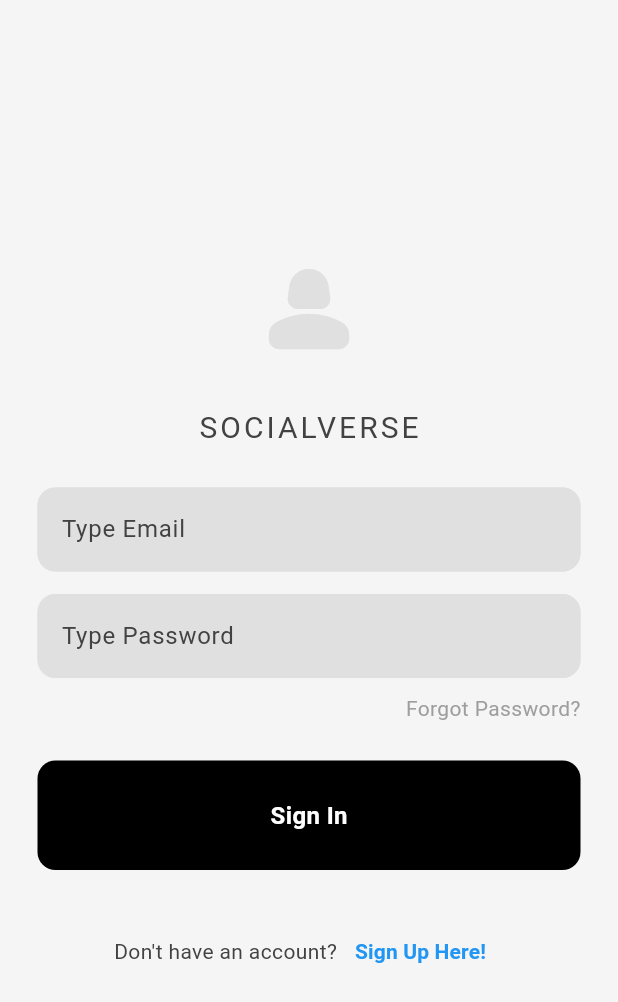
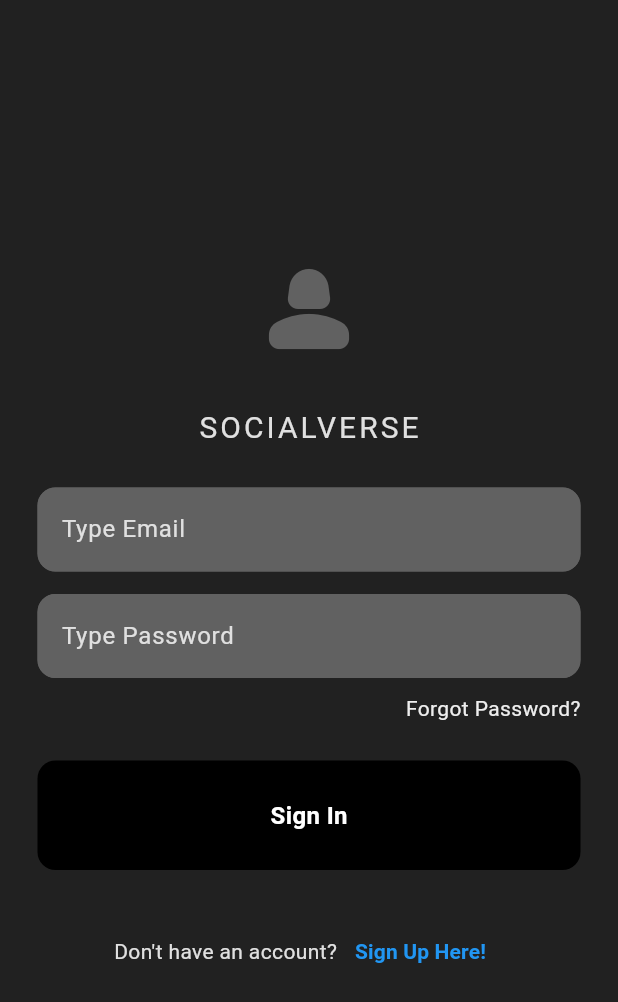
Before and after one commit to damooola/socialverse, a Flutter app: the screen it shows after launch, on a phone screen of 412 x 824 dp. Shown: the top 1002 px of the screen. Run offline on Flutter 3.47's test engine with Material 3 defaults, Android fonts, the phone set to English and light mode, and no system bars; our stand-ins replace cloud_firestore, firebase_auth, firebase_core; accounts and stored records are empty.

Commit message:
new commit

```diff
--- a/lib/main.dart
+++ b/lib/main.dart
@@ -8,7 +8,6 @@ import 'package:social_media_app/pages/home_page.dart';
 import 'package:social_media_app/pages/profile_page.dart';
 import 'package:social_media_app/pages/users_page.dart';
 import 'package:social_media_app/theme/dark_mode.dart';
-import 'package:social_media_app/theme/light_mode.dart';
 import 'package:social_media_app/theme/theme_provider.dart';
 
 void main() async {
@@ -29,12 +28,12 @@ class MyApp extends StatelessWidget {
   Widget build(BuildContext context) {
     return MaterialApp(
       debugShowCheckedModeBanner: false,
-      theme: lightMode,
+      theme: darkMode,
       darkTheme: darkMode,
       home: const AuthGate(),
       routes: {
         "/signin_signup_page": (context) => const SigninOrSignupPage(),
-        "/home_page": (context) => const HomePage(),
+        "/home_page": (context) => HomePage(),
         "/profile_page": (context) => ProfilePage(),
         "/users_page": (context) => UsersPage(),
       },
```
